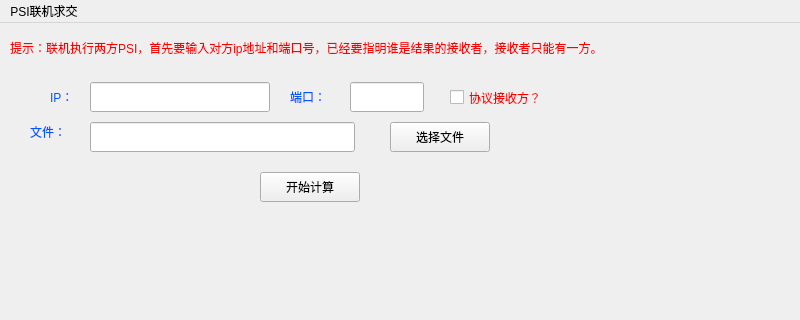
This is src/frontend/cpp/page3.ui in xiansongq/privacy_computing as Qt 5 draws it before an edit; both pictures show x 0 to 800 and y 0 to 320 of the 800 by 600 pixel window. The edited form follows.
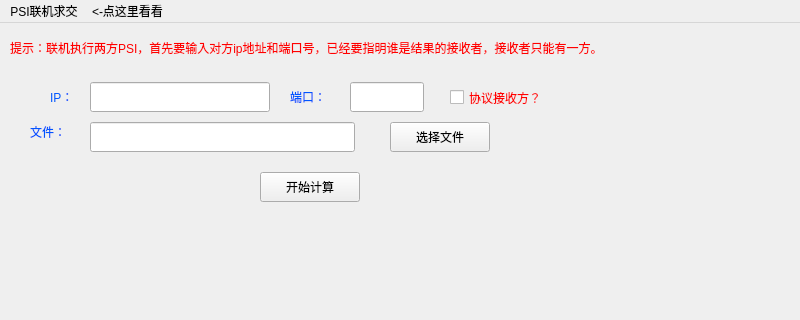
This is the edited form. Icons and pictures are not drawn.

```diff
--- a/src/frontend/cpp/page3.ui
+++ b/src/frontend/cpp/page3.ui
@@ -212,15 +212,27 @@
      <x>0</x>
      <y>0</y>
      <width>800</width>
-     <height>21</height>
+     <height>29</height>
     </rect>
    </property>
    <widget class="QMenu" name="menuPSI">
     <property name="title">
      <string>PSI联机求交</string>
     </property>
+    <addaction name="actionCM20"/>
+    <addaction name="actionECDH"/>
+   </widget>
+   <widget class="QMenu" name="menu">
+    <property name="title">
+     <string>&lt;-点这里看看</string>
+    </property>
+    <property name="icon">
+     <iconset resource="icon.qrc">
+      <normaloff>:/png/img/figer.png</normaloff>:/png/img/figer.png</iconset>
+    </property>
    </widget>
    <addaction name="menuPSI"/>
+   <addaction name="menu"/>
   </widget>
   <widget class="QStatusBar" name="statusbar"/>
  </widget>
```
Left out of the diff: 10 changed lines with no effect on the pictures.
